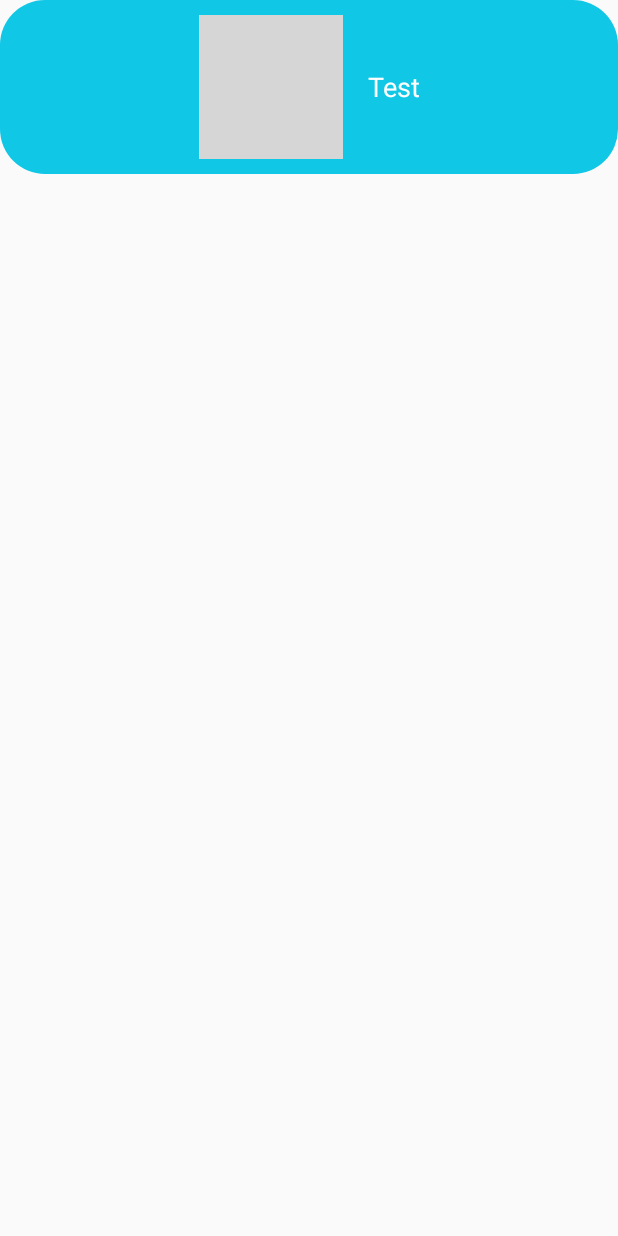
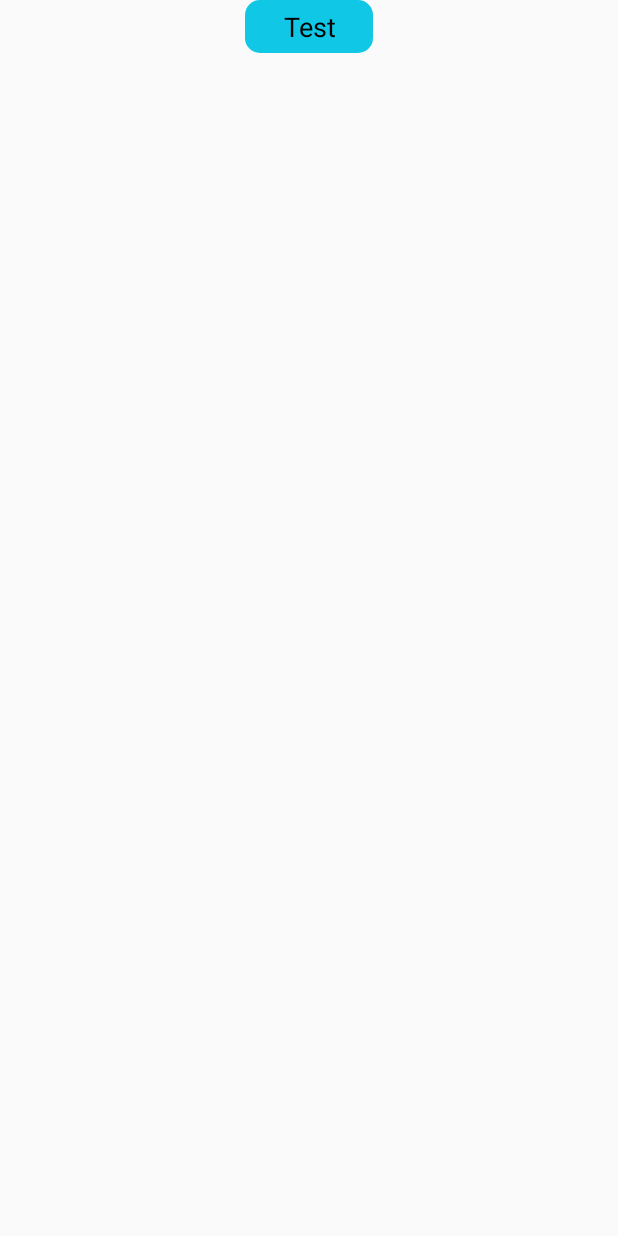
Before and after one commit to tan0976861/RepairHomeElectricsBooking, an Android app: the layout layout_custom_toast.xml on its own in the app's theme, with its tools: preview values and no code run, on a phone screen of 412 x 824 dp. Run offline under Robolectric (Android 15) with nearby library versions, the phone set to English and light mode, and no system bars; grey boxes are pictures that could not be loaded.

Commit message:
[LUONGND4]_27092021 Done Update Toast.

```diff
--- a/app/src/main/res/layout/layout_custom_toast.xml
+++ b/app/src/main/res/layout/layout_custom_toast.xml
@@ -1,27 +1,27 @@
 <?xml version="1.0" encoding="utf-8"?>
-<LinearLayout xmlns:android="http://schemas.android.com/apk/res/android"
+<RelativeLayout xmlns:android="http://schemas.android.com/apk/res/android"
     android:id="@+id/layout_custom_toast"
     android:layout_width="match_parent"
-    android:layout_height="wrap_content"
-    android:background="@drawable/bg_comer_30"
-    android:padding="10dp"
-    android:gravity="center"
-    android:orientation="horizontal">
+    android:layout_height="wrap_content">
 
-    <ImageView
+    <LinearLayout
         android:layout_width="wrap_content"
         android:layout_height="wrap_content"
-        android:layout_marginStart="20dp"
-        android:background="@drawable/toast"/>
+
+        android:layout_centerHorizontal="true"
+        android:orientation="horizontal"
+        android:background="@drawable/register_bg"
+        android:padding="5dp">
 
         <TextView
             android:id="@+id/tv_Toast"
             android:layout_width="wrap_content"
             android:layout_height="wrap_content"
-        android:textColor="@color/white"
-        android:textSize="18sp"
+            android:layout_marginStart="20dp"
             android:gravity="center"
+            android:text="Test"
             android:layout_marginEnd="20dp"
-        android:layout_marginStart="16dp"
-        android:text="Test"/>
+            android:textColor="@color/black"
+            android:textSize="18sp" />
     </LinearLayout>
+</RelativeLayout>
```
Lines whose indentation alone changed are shown as unchanged.
